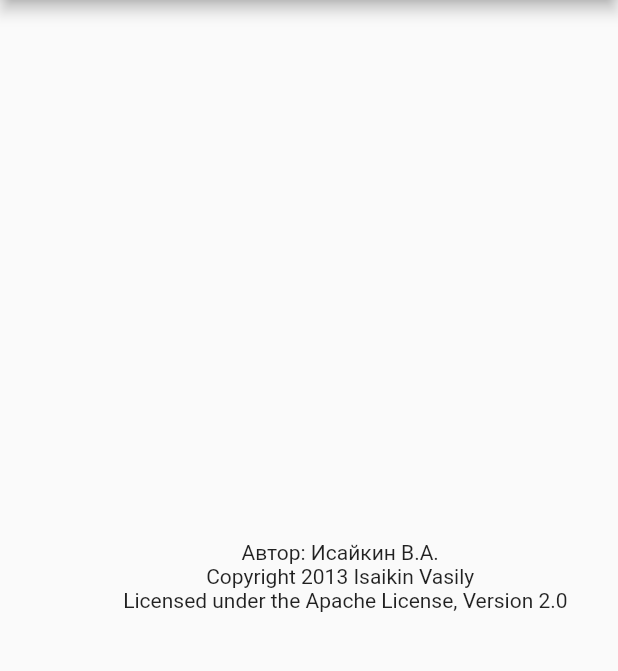
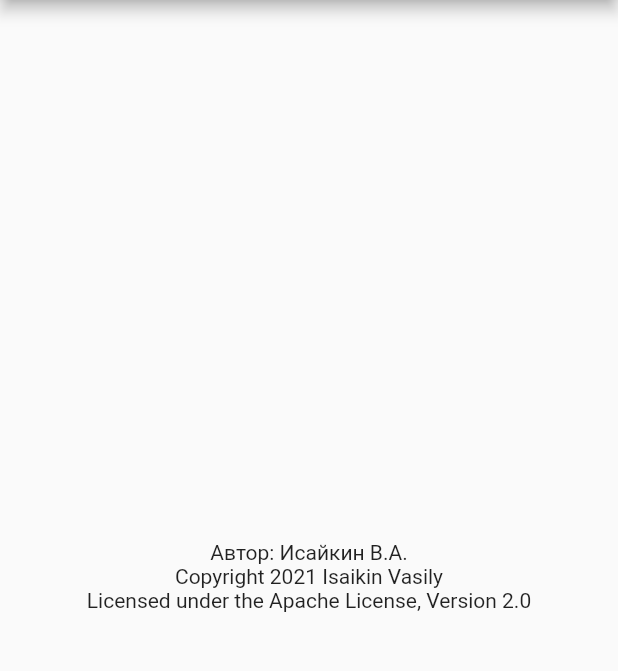
Before and after one commit to ChaserVasya/HVAC-remote, a Flutter app: the AuthorPage screen opened by its route, on a phone screen of 412 x 824 dp, the part 84-755 px from its top. Run offline on Flutter 3.47's test engine with Material 2 defaults, Android fonts, the phone set to English and light mode, and no system bars; missing offline and left inert: graphic, jose, mqtt_client.

Commit message:
Corrected, centered author page text and splited Text`s widget.

```diff
--- a/lib/data/model/author_page_data.dart
+++ b/lib/data/model/author_page_data.dart
@@ -1,5 +1,6 @@
 class AuthorPageData {
-  String author = '''Автор: Исайкин В.А.''';
-  String license = '''Copyright 2013 Isaikin Vasily
-              Licensed under the Apache License, Version 2.0''';
+  String author = 'Автор: Исайкин В.А.';
+  String license = '''
+Copyright 2021 Isaikin Vasily
+Licensed under the Apache License, Version 2.0''';
 }
--- a/lib/presentation/pages/author_page.dart
+++ b/lib/presentation/pages/author_page.dart
@@ -13,9 +13,8 @@ class AuthorPage extends StatelessWidget {
         child: Column(
           mainAxisAlignment: MainAxisAlignment.center,
           children: [
-            Text('''
-            ${authorPageState.authorPageData.author}
-            ${authorPageState.authorPageData.license}''', textAlign: TextAlign.center),
+            Text(authorPageState.authorPageData.author, textAlign: TextAlign.center),
+            Text(authorPageState.authorPageData.license, textAlign: TextAlign.center),
           ],
         ),
       ),
```
